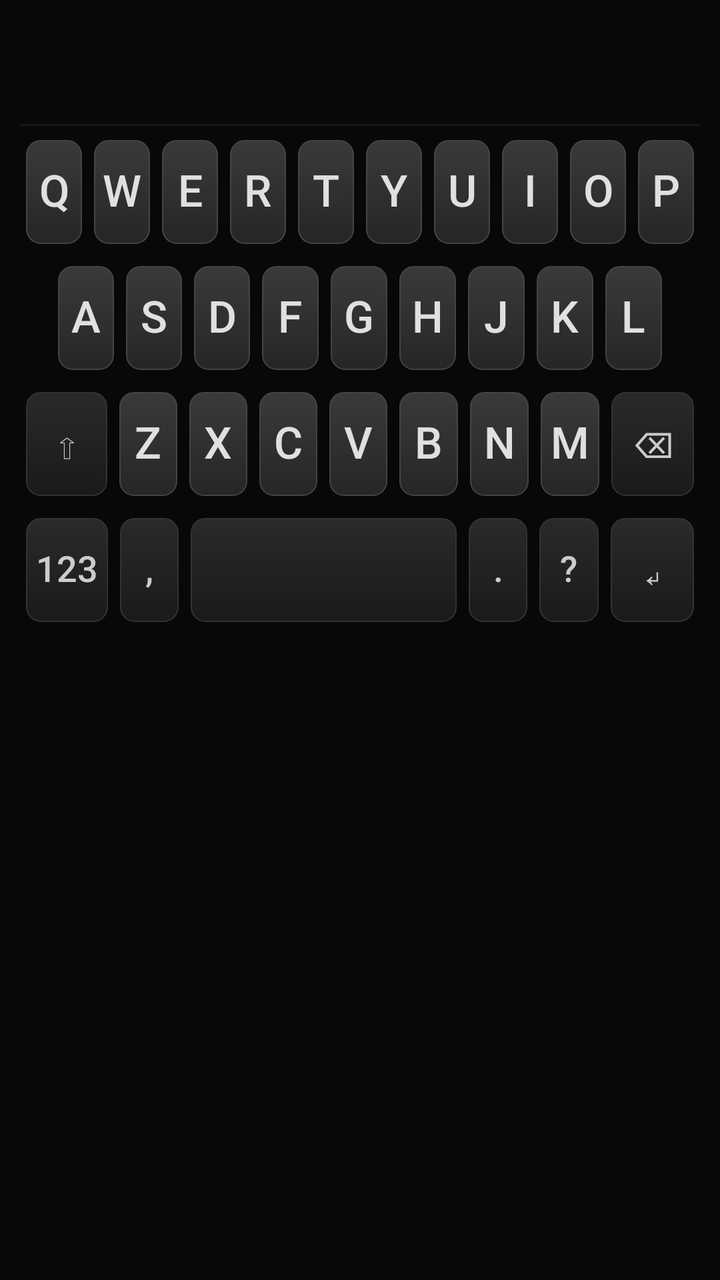
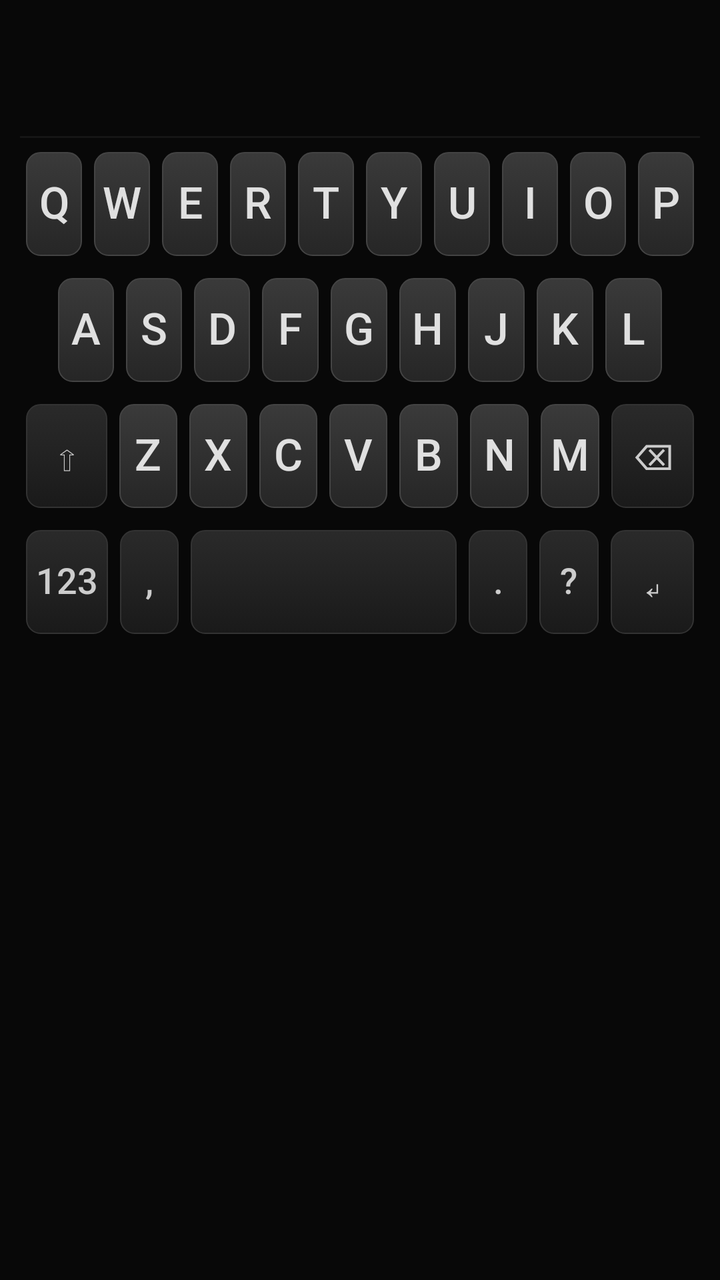

Before-and-after screenshots of an Android layout around one commit, followed by the original layout XML and the change that was made.
<!-- AndroidManifest.xml: application theme AppTheme -->
<!-- res/layout/keyboard_view.xml -->
<?xml version="1.0" encoding="utf-8"?>
<FrameLayout xmlns:android="http://schemas.android.com/apk/res/android"
    android:id="@+id/keyboard_container"
    android:layout_width="match_parent"
    android:layout_height="wrap_content"
    android:background="#080808"
    android:paddingStart="@dimen/keyboard_padding_h"
    android:paddingEnd="@dimen/keyboard_padding_h"
    android:paddingTop="@dimen/keyboard_padding_top"
    android:paddingBottom="@dimen/keyboard_padding_bottom">

    
    <LinearLayout
        android:id="@+id/keyboard_content"
        android:layout_width="match_parent"
        android:layout_height="wrap_content"
        android:orientation="vertical">

        
        <LinearLayout
            android:layout_width="match_parent"
            android:layout_height="@dimen/suggestion_row_height"
            android:orientation="horizontal"
            android:gravity="center_vertical"
            android:paddingStart="2dp"
            android:paddingEnd="2dp"
            android:layout_marginBottom="4dp">

            <TextView
                android:id="@+id/typed_word"
                android:layout_width="wrap_content"
                android:layout_height="match_parent"
                android:gravity="center"
                android:paddingStart="8dp"
                android:paddingEnd="8dp"
                android:text=""
                android:textColor="#555555"
                android:textSize="15sp"
                android:fontFamily="sans-serif-medium"
                android:maxLength="22"
                android:ellipsize="end"
                android:maxLines="1" />

            <HorizontalScrollView
                android:id="@+id/suggestion_scroll"
                android:layout_width="0dp"
                android:layout_height="match_parent"
                android:layout_weight="1"
                android:scrollbars="none">

                <LinearLayout
                    android:id="@+id/suggestion_row"
                    android:layout_width="wrap_content"
                    android:layout_height="match_parent"
                    android:orientation="horizontal"
                    android:gravity="center_vertical" />
            </HorizontalScrollView>
        </LinearLayout>

        
        <View
            android:layout_width="match_parent"
            android:layout_height="1dp"
            android:background="#151515"
            android:layout_marginBottom="4dp" />

        
        <LinearLayout
            android:layout_width="match_parent"
            android:layout_height="@dimen/key_row_height"
            android:orientation="horizontal"
            android:gravity="center"
            android:layout_marginBottom="@dimen/row_gap">

            <Button android:id="@+id/key_q" style="@style/KeyButton" android:text="q" />
            <Button android:id="@+id/key_w" style="@style/KeyButton" android:text="w" />
            <Button android:id="@+id/key_e" style="@style/KeyButton" android:text="e" />
            <Button android:id="@+id/key_r" style="@style/KeyButton" android:text="r" />
            <Button android:id="@+id/key_t" style="@style/KeyButton" android:text="t" />
            <Button android:id="@+id/key_y" style="@style/KeyButton" android:text="y" />
            <Button android:id="@+id/key_u" style="@style/KeyButton" android:text="u" />
            <Button android:id="@+id/key_i" style="@style/KeyButton" android:text="i" />
            <Button android:id="@+id/key_o" style="@style/KeyButton" android:text="o" />
            <Button android:id="@+id/key_p" style="@style/KeyButton" android:text="p" />
        </LinearLayout>

        
        <LinearLayout
            android:layout_width="match_parent"
            android:layout_height="@dimen/key_row_height"
            android:orientation="horizontal"
            android:gravity="center"
            android:paddingStart="16dp"
            android:paddingEnd="16dp"
            android:layout_marginBottom="@dimen/row_gap">

            <Button android:id="@+id/key_a" style="@style/KeyButton" android:text="a" />
            <Button android:id="@+id/key_s" style="@style/KeyButton" android:text="s" />
            <Button android:id="@+id/key_d" style="@style/KeyButton" android:text="d" />
            <Button android:id="@+id/key_f" style="@style/KeyButton" android:text="f" />
            <Button android:id="@+id/key_g" style="@style/KeyButton" android:text="g" />
            <Button android:id="@+id/key_h" style="@style/KeyButton" android:text="h" />
            <Button android:id="@+id/key_j" style="@style/KeyButton" android:text="j" />
            <Button android:id="@+id/key_k" style="@style/KeyButton" android:text="k" />
            <Button android:id="@+id/key_l" style="@style/KeyButton" android:text="l" />
        </LinearLayout>

        
        <LinearLayout
            android:layout_width="match_parent"
            android:layout_height="@dimen/key_row_height"
            android:orientation="horizontal"
            android:gravity="center"
            android:layout_marginBottom="@dimen/row_gap">

            <Button android:id="@+id/key_shift" style="@style/KeyButtonWide" android:text="⇧" />
            <Button android:id="@+id/key_z" style="@style/KeyButton" android:text="z" />
            <Button android:id="@+id/key_x" style="@style/KeyButton" android:text="x" />
            <Button android:id="@+id/key_c" style="@style/KeyButton" android:text="c" />
            <Button android:id="@+id/key_v" style="@style/KeyButton" android:text="v" />
            <Button android:id="@+id/key_b" style="@style/KeyButton" android:text="b" />
            <Button android:id="@+id/key_n" style="@style/KeyButton" android:text="n" />
            <Button android:id="@+id/key_m" style="@style/KeyButton" android:text="m" />
            <Button android:id="@+id/key_backspace" style="@style/KeyButtonWide" android:text="⌫" />
        </LinearLayout>

        
        <LinearLayout
            android:layout_width="match_parent"
            android:layout_height="@dimen/key_row_height"
            android:orientation="horizontal"
            android:gravity="center">

            <Button android:id="@+id/key_symbols" style="@style/KeyButtonWide" android:text="123" />
            <Button android:id="@+id/key_comma" style="@style/KeyButtonPunct" android:text="," />
            <Button android:id="@+id/key_space" style="@style/KeyButtonSpace" android:text="" />
            <Button android:id="@+id/key_period" style="@style/KeyButtonPunct" android:text="." />
            <Button android:id="@+id/key_question" style="@style/KeyButtonPunct" android:text="?" />
            <Button android:id="@+id/key_return" style="@style/KeyButtonWide" android:text="↵" />
        </LinearLayout>

        
        <View
            android:id="@+id/bottom_spacer"
            android:layout_width="match_parent"
            android:layout_height="@dimen/system_bar_spacer"
            android:background="@android:color/transparent" />
    </LinearLayout>
</FrameLayout>
<!-- resources referenced by this layout -->
<resources>
  <dimen name="key_row_height">58dp</dimen>
  <dimen name="keyboard_padding_bottom">20dp</dimen>
  <dimen name="keyboard_padding_h">10dp</dimen>
  <dimen name="keyboard_padding_top">6dp</dimen>
  <dimen name="row_gap">5dp</dimen>
  <dimen name="suggestion_row_height">52dp</dimen>
  <dimen name="system_bar_spacer">16dp</dimen>
  <style name="KeyButtonPunct" parent="KeyButton">
          <item name="android:layout_weight">1</item>
          <item name="android:textSize">18sp</item>
          <item name="android:textColor">#cccccc</item>
          <item name="android:background">@drawable/key_special_bg</item>
      </style>
  <style name="KeyButtonSpace" parent="KeyButton">
          <item name="android:layout_weight">4.5</item>
          <item name="android:background">@drawable/key_special_bg</item>
      </style>
  <style name="KeyButtonWide" parent="KeyButton">
          <item name="android:layout_weight">1.4</item>
          <item name="android:textSize">18sp</item>
          <item name="android:textColor">#cccccc</item>
          <item name="android:background">@drawable/key_special_bg</item>
      </style>
  <style name="AppTheme" parent="Theme.AppCompat.Light.DarkActionBar">
          <item name="colorPrimary">@color/colorPrimary</item>
          <item name="colorPrimaryDark">@color/colorPrimaryDark</item>
          <item name="colorAccent">@color/colorAccent</item>
      </style>
  <dimen name="key_text_size">22sp</dimen>
  <!-- drawable key_bg (drawable) -->
  <?xml version="1.0" encoding="utf-8"?>
  <selector xmlns:android="http://schemas.android.com/apk/res/android">
      <item android:state_pressed="true" android:drawable="@drawable/key_pressed" />
      <item android:drawable="@drawable/key_normal" />
  </selector>
  <dimen name="key_margin">3dp</dimen>
  <!-- drawable key_special_bg (drawable) -->
  <?xml version="1.0" encoding="utf-8"?>
  <selector xmlns:android="http://schemas.android.com/apk/res/android">
      <item android:state_pressed="true" android:drawable="@drawable/key_special_pressed" />
      <item android:drawable="@drawable/key_special_normal" />
  </selector>
  <!-- drawable key_pressed (drawable) -->
  <?xml version="1.0" encoding="utf-8"?>
  <shape xmlns:android="http://schemas.android.com/apk/res/android"
      android:shape="rectangle">
      <solid android:color="#151515" />
      <corners android:radius="7dp" />
      <stroke android:width="1.5dp" android:color="#D4AF37" />
  </shape>
  <!-- drawable key_normal (drawable) -->
  <?xml version="1.0" encoding="utf-8"?>
  <shape xmlns:android="http://schemas.android.com/apk/res/android"
      android:shape="rectangle">
      <gradient
          android:startColor="#3a3a3a"
          android:endColor="#262626"
          android:angle="270" />
      <corners android:radius="7dp" />
      <stroke android:width="0.5dp" android:color="#444444" />
  </shape>
  <!-- drawable key_special_pressed (drawable) -->
  <?xml version="1.0" encoding="utf-8"?>
  <shape xmlns:android="http://schemas.android.com/apk/res/android"
      android:shape="rectangle">
      <solid android:color="#0f0f0f" />
      <corners android:radius="7dp" />
      <stroke android:width="1.5dp" android:color="#D4AF37" />
  </shape>
  <!-- drawable key_special_normal (drawable) -->
  <?xml version="1.0" encoding="utf-8"?>
  <shape xmlns:android="http://schemas.android.com/apk/res/android"
      android:shape="rectangle">
      <gradient
          android:startColor="#2a2a2a"
          android:endColor="#1a1a1a"
          android:angle="270" />
      <corners android:radius="7dp" />
      <stroke android:width="0.5dp" android:color="#333333" />
  </shape>
</resources>

<!-- the commit's change to res/layout/keyboard_view.xml (unified diff, before → after) -->
@@ -53,7 +53,9 @@
                     android:layout_width="wrap_content"
                     android:layout_height="match_parent"
                     android:orientation="horizontal"
-                    android:gravity="center_vertical" />
+                    android:gravity="center_vertical"
+                    android:clipChildren="false"
+                    android:clipToPadding="false" />
             </HorizontalScrollView>
         </LinearLayout>
 
<!-- resource entries referenced after the edit -->
@@ -5,7 +5,7 @@
   <dimen name="keyboard_padding_h">10dp</dimen>
   <dimen name="keyboard_padding_top">6dp</dimen>
   <dimen name="row_gap">5dp</dimen>
-  <dimen name="suggestion_row_height">52dp</dimen>
+  <dimen name="suggestion_row_height">58dp</dimen>
   <dimen name="system_bar_spacer">16dp</dimen>
   <style name="KeyButtonPunct" parent="KeyButton">
           <item name="android:layout_weight">1</item>
